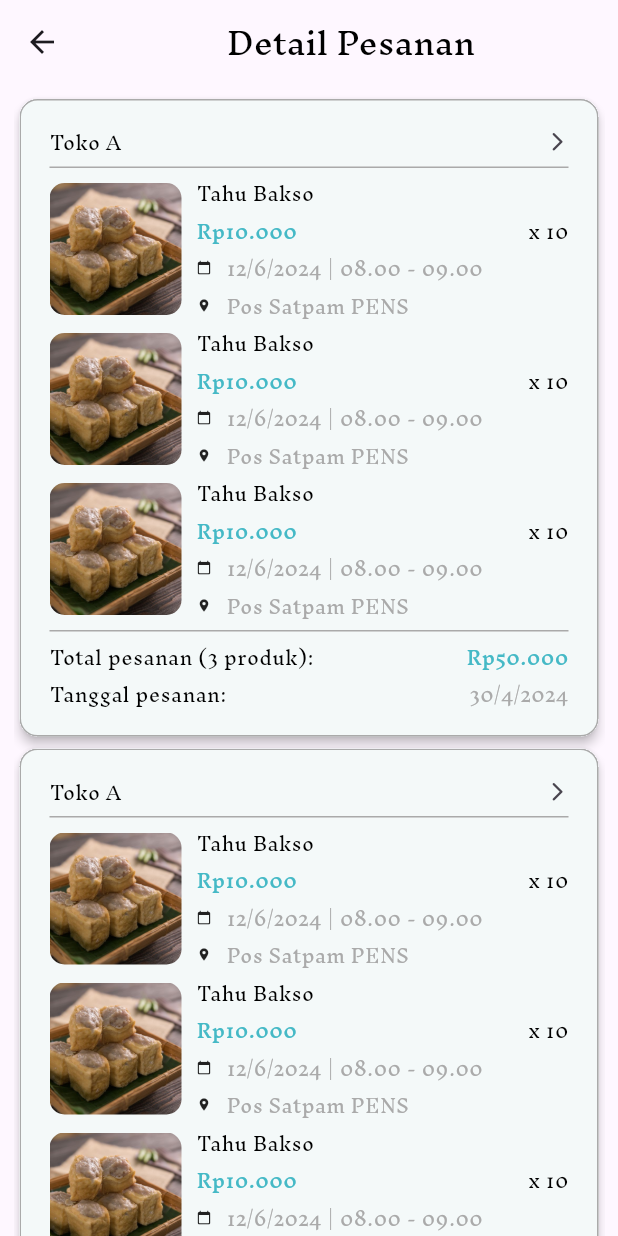
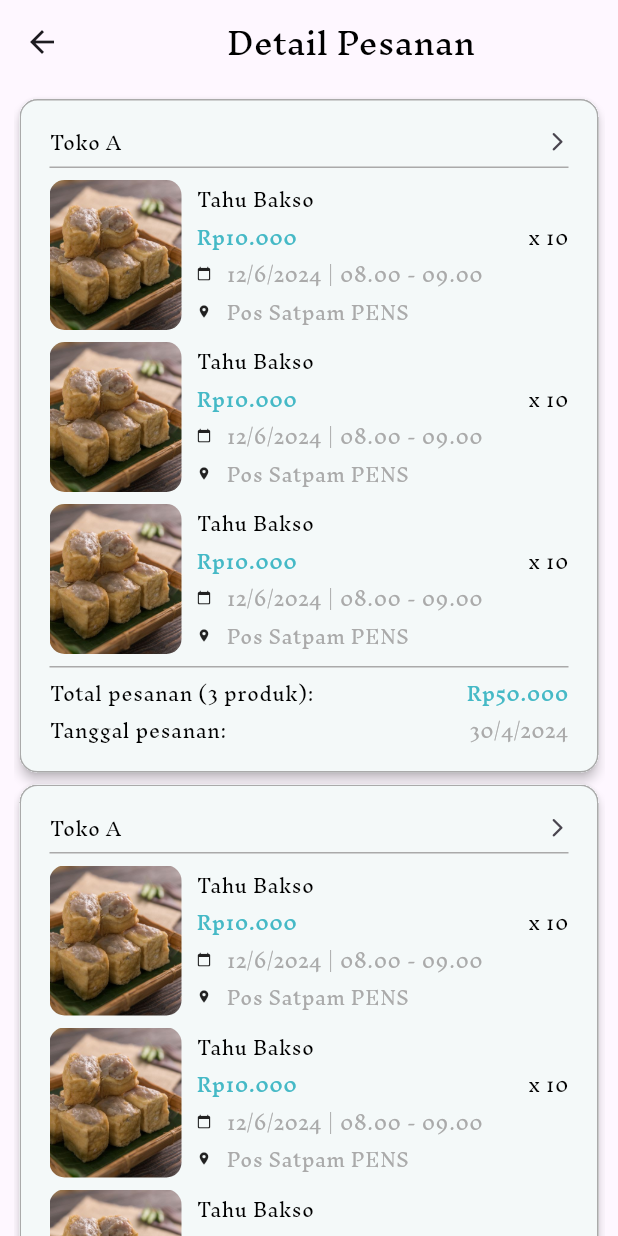
Before and after one commit to mukhayyar/free-market-pens-mobile, a Flutter app: the DetailPesananScreen screen opened directly, on a phone screen of 412 x 824 dp. Run offline on Flutter 3.47's test engine with Material 3 defaults, Android fonts, the phone set to English and light mode, and no system bars; our stand-ins replace input_quantity.

Commit message:
fix: simplifying code

```diff
--- a/lib/screen/buyer/detail_pesanan_screen.dart
+++ b/lib/presentation/screen/buyer/detail_pesanan_screen.dart
@@ -23,21 +23,17 @@ class _DetailPesananScreenState extends State<DetailPesananScreen> {
       ),
       body: Padding(
         padding: const EdgeInsets.fromLTRB(9, 6, 9, 0),
-        child: Column(
-          children: [
-            Flexible(
+        child: Flexible(
           child: ListView.builder(
             shrinkWrap: true,
             itemCount: 3,
             itemBuilder: (context, index) {
-                  return DetailPesananCard(
+              return const DetailPesananCard(
                 isCancelled: false, //status diganti
               );
             },
           ),
         ),
-          ],
-        ),
       ),
     );
   }
--- a/lib/screen/buyer/keranjang_screen.dart
+++ b/lib/presentation/screen/buyer/keranjang_screen.dart
@@ -23,9 +23,7 @@ class _KeranjangScreenState extends State<KeranjangScreen> {
       ),
       body: Padding(
         padding: const EdgeInsets.fromLTRB(9, 6, 9, 0),
-        child: Column(
-          children: [
-            Flexible(
+        child: Flexible(
           child: ListView.builder(
             shrinkWrap: true,
             itemCount: 2,
@@ -34,8 +32,6 @@ class _KeranjangScreenState extends State<KeranjangScreen> {
             },
           ),
         ),
-          ],
-        ),
       ),
     );
   }
--- a/lib/presentation/widget/card/detail_pesanan_card.dart
+++ b/lib/presentation/widget/card/detail_pesanan_card.dart
@@ -1,14 +1,10 @@
-import 'package:flutter/cupertino.dart';
 import 'package:flutter/material.dart';
-import 'package:flutter/widgets.dart';
-import 'package:free_market_pens_mobile/presentation/widget/tile/produk_checkout_tile.dart';
 import 'package:free_market_pens_mobile/presentation/widget/tile/produk_detail_pesanan_tile.dart';
-import 'package:free_market_pens_mobile/screen/buyer/checkout_screen.dart';
+import 'package:free_market_pens_mobile/presentation/screen/buyer/checkout_screen.dart';
 import 'package:free_market_pens_mobile/theme.dart';
 
 class DetailPesananCard extends StatefulWidget {
-  const DetailPesananCard({Key? key, required this.isCancelled})
-      : super(key: key);
+  const DetailPesananCard({super.key, required this.isCancelled});
 
   final bool isCancelled;
 
@@ -52,11 +48,11 @@ class _DetailPesananCardState extends State<DetailPesananCard> {
                         context,
                         MaterialPageRoute(
                           builder: (context) =>
-                              CheckoutScreen(), // Ganti dengan halaman yang sesuai
+                              const CheckoutScreen(), // Ganti dengan halaman yang sesuai
                         ),
                       );
                     },
-                    icon: Icon(
+                    icon: const Icon(
                       Icons.arrow_forward_ios_rounded,
                       size: 15,
                     ),
@@ -75,17 +71,13 @@ class _DetailPesananCardState extends State<DetailPesananCard> {
                 color: tertiary,
               ),
               const SizedBox(height: 8),
-              ConstrainedBox(
-                constraints:
-                    BoxConstraints(maxWidth: MediaQuery.of(context).size.width),
-                child: ListView.builder(
-                  shrinkWrap: true,
-                  physics: ClampingScrollPhysics(),
-                  itemCount: 3,
-                  itemBuilder: (context, index) {
-                    return ProdukDetailPesananTile();
-                  },
-                ),
+              ListView.builder(
+                shrinkWrap: true,
+                physics: const ClampingScrollPhysics(),
+                itemCount: 3,
+                itemBuilder: (context, index) {
+                  return const ProdukDetailPesananTile();
+                },
               ),
               Divider(
                 height: 1,
@@ -111,7 +103,7 @@ class _DetailPesananCardState extends State<DetailPesananCard> {
                   ),
                 ],
               ),
-              SizedBox(
+              const SizedBox(
                 height: 8,
               ),
               Row(
@@ -156,7 +148,7 @@ class _DetailPesananCardState extends State<DetailPesananCard> {
                         ),
                       ],
                     ),
-                    SizedBox(
+                    const SizedBox(
                       height: 8,
                     ),
                     Row(
--- a/lib/presentation/widget/component/icon_text.dart
+++ b/lib/presentation/widget/component/icon_text.dart
@@ -3,11 +3,11 @@ import 'package:free_market_pens_mobile/theme.dart';
 
 class IconText extends StatelessWidget {
   const IconText({
-    Key? key,
+    super.key,
     required this.icon,
     required this.text,
     required this.iconSize,
-  }) : super(key: key);
+  });
 
   final IconData icon;
   final String text;
@@ -21,7 +21,7 @@ class IconText extends StatelessWidget {
           icon,
           size: iconSize,
         ),
-        SizedBox(width: 10),
+        const SizedBox(width: 10),
         Expanded(
           child: Text(
             text,
--- a/lib/presentation/widget/component/produk_harga.dart
+++ b/lib/presentation/widget/component/produk_harga.dart
@@ -8,11 +8,11 @@ class ProdukHarga extends StatelessWidget {
   final int quantity;
 
   const ProdukHarga({
-    Key? key,
+    super.key,
     required this.title,
     required this.price,
     required this.quantity,
-  }) : super(key: key);
+  });
 
   @override
   Widget build(BuildContext context) {
@@ -25,7 +25,7 @@ class ProdukHarga extends StatelessWidget {
           maxLines: 1,
           overflow: TextOverflow.ellipsis,
         ),
-        SizedBox(height: 8),
+        const SizedBox(height: 8),
         Row(
           mainAxisAlignment: MainAxisAlignment.spaceBetween,
           children: [
--- a/lib/presentation/widget/tile/produk_checkout_tile.dart
+++ b/lib/presentation/widget/tile/produk_checkout_tile.dart
@@ -2,7 +2,6 @@ import 'package:flutter/cupertino.dart';
 import 'package:flutter/material.dart';
 import 'package:flutter/widgets.dart';
 import 'package:free_market_pens_mobile/presentation/widget/component/produk_harga.dart';
-import 'package:free_market_pens_mobile/theme.dart';
 
 class ProdukCheckoutTile extends StatefulWidget {
   const ProdukCheckoutTile({super.key});
@@ -32,7 +31,7 @@ class _ProdukCheckoutTileState extends State<ProdukCheckoutTile> {
             const SizedBox(
               width: 10,
             ),
-            Expanded(
+            const Expanded(
               child: Column(
                 crossAxisAlignment: CrossAxisAlignment.start,
                 children: [
--- a/lib/presentation/widget/tile/produk_detail_pesanan_tile.dart
+++ b/lib/presentation/widget/tile/produk_detail_pesanan_tile.dart
@@ -1,12 +1,9 @@
-import 'package:flutter/cupertino.dart';
 import 'package:flutter/material.dart';
-import 'package:flutter/widgets.dart';
 import 'package:free_market_pens_mobile/presentation/widget/component/icon_text.dart';
 import 'package:free_market_pens_mobile/presentation/widget/component/produk_harga.dart';
-import 'package:free_market_pens_mobile/theme.dart';
 
 class ProdukDetailPesananTile extends StatefulWidget {
-  const ProdukDetailPesananTile({Key? key}) : super(key: key);
+  const ProdukDetailPesananTile({super.key});
 
   @override
   State<ProdukDetailPesananTile> createState() =>
@@ -22,7 +19,7 @@ class _ProdukDetailPesananTileState extends State<ProdukDetailPesananTile> {
         children: [
           Container(
             width: 88,
-            height: 88,
+            height: 100,
             decoration: BoxDecoration(
               borderRadius: BorderRadius.circular(10),
               image: const DecorationImage(
@@ -31,8 +28,8 @@ class _ProdukDetailPesananTileState extends State<ProdukDetailPesananTile> {
               ),
             ),
           ),
-          SizedBox(width: 10),
-          Expanded(
+          const SizedBox(width: 10),
+          const Expanded(
             child: Column(
               crossAxisAlignment: CrossAxisAlignment.start,
               children: [
```
Also changed, not shown: lib/main.dart (+2 -6 lines), lib/presentation/screen/buyer/checkout_screen.dart (renamed from lib/screen/buyer/checkout_screen.dart, +1 -6 lines), lib/presentation/screen/seller/alamat_screen.dart (renamed from lib/screen/seller/alamat_screen.dart, +13 -20 lines), lib/presentation/widget/card/checkout_card.dart (+7 -13 lines), lib/presentation/widget/card/keranjang_card.dart (+10 -12 lines), lib/presentation/widget/tile/produk_keranjang_tile.dart (+8 -6 lines), lib/presentation/screen/seller/tambah_alamat_screen.dart (renamed from lib/screen/seller/tambah_alamat_screen.dart). Lines whose indentation alone changed are shown as unchanged.
